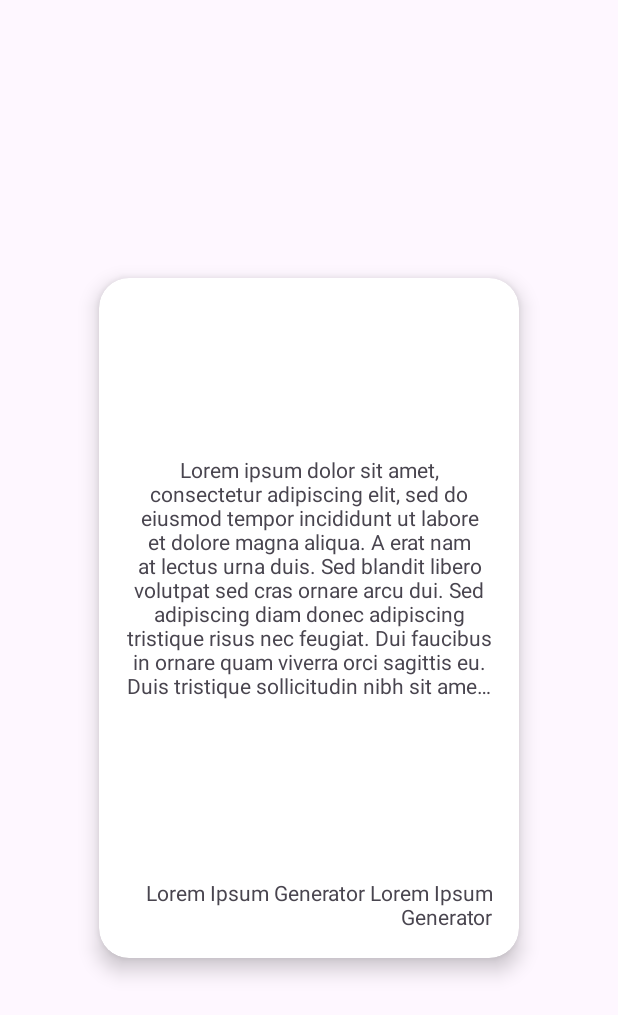
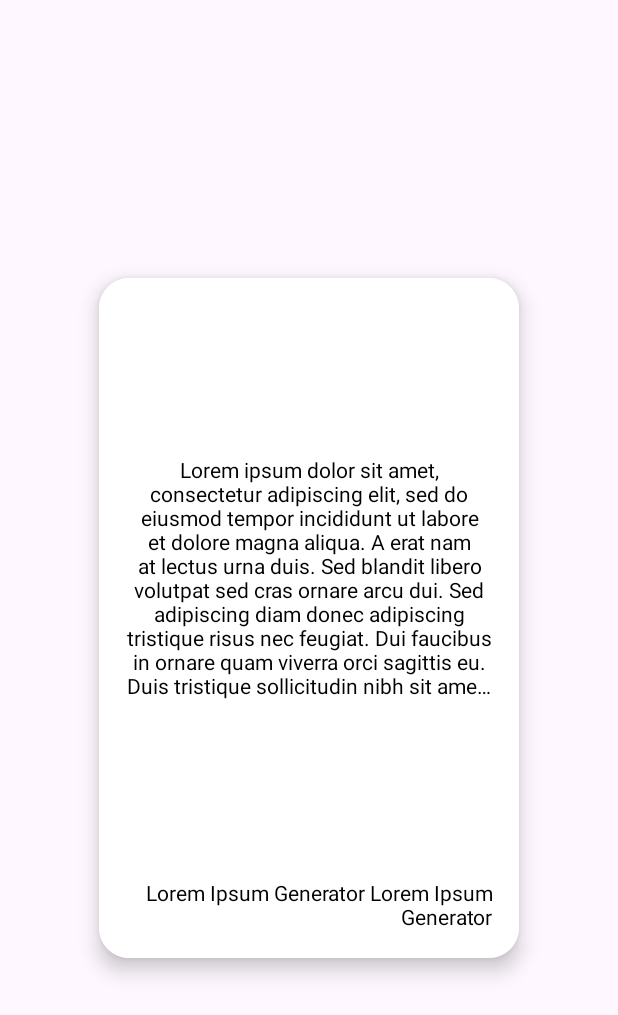
Before and after one commit to HYUNJUNEPARK/GoodIdeaCard, an Android app: the layout adapter_card_item.xml on its own in the app's theme, with its tools: preview values and no code run, on a phone screen of 412 x 824 dp. Shown: the top 1015 px of the screen. Run offline under Robolectric (Android 15) with nearby library versions, the light colour scheme and no system bars.

Commit message:
Design:MainFragment:goodidea 버튼 디자인 수정

```diff
--- a/app/src/main/res/layout/adapter_card_item.xml
+++ b/app/src/main/res/layout/adapter_card_item.xml
@@ -6,9 +6,8 @@
     android:layout_height="match_parent">
 
     <androidx.cardview.widget.CardView
-        android:layout_width="280dp"
-        android:layout_height="453dp"
-        android:background="@color/app_theme"
+        android:layout_width="@dimen/card_view_width_280dp"
+        android:layout_height="@dimen/card_view_height_453dp"
         app:cardCornerRadius="20dp"
         app:cardElevation="8dp"
         app:layout_constraintBottom_toBottomOf="parent"
@@ -19,16 +18,18 @@
         <androidx.constraintlayout.widget.ConstraintLayout
             android:layout_width="match_parent"
             android:layout_height="match_parent"
+            android:background="@color/white_ffffffff"
             android:padding="18dp">
 
             <TextView
                 android:id="@+id/card_view_content"
                 android:layout_width="0dp"
                 android:layout_height="0dp"
+                android:layout_marginBottom="18dp"
                 android:ellipsize="end"
+                android:gravity="center"
                 android:maxLines="10"
-                android:gravity="center"
-                android:layout_marginBottom="18dp"
+                android:textColor="@color/black_ff000000"
                 app:layout_constraintBottom_toTopOf="@id/card_view_whose"
                 app:layout_constraintEnd_toEndOf="parent"
                 app:layout_constraintStart_toStartOf="parent"
@@ -42,6 +43,7 @@
                 android:ellipsize="end"
                 android:gravity="end"
                 android:maxLines="2"
+                android:textColor="@color/black_ff000000"
                 app:layout_constraintBottom_toBottomOf="parent"
                 app:layout_constraintEnd_toEndOf="parent"
                 app:layout_constraintStart_toStartOf="parent"
--- a/app/src/main/res/values-night/colors.xml
+++ b/app/src/main/res/values-night/colors.xml
@@ -1,5 +1,6 @@
 <?xml version="1.0" encoding="utf-8"?>
 <resources>
     <color name="day_night_gray_d1d1d1_gray_424141">@color/gray_424141</color>
+    <color name="day_night_white_ffffffff_black_ff000000">@color/black_ff000000</color> <!--background-->
     <color name="day_night_black_ff000000_white_ffffffff">@color/white_ffffffff</color>
 </resources>
--- a/app/src/main/res/values-night/themes.xml
+++ b/app/src/main/res/values-night/themes.xml
@@ -5,7 +5,7 @@
         <!-- <item name="colorPrimary">@color/my_dark_primary</item> -->
 
         <!-- Status bar color. -->
-        <item name="android:statusBarColor">@color/app_theme</item>
+        <item name="android:statusBarColor">@color/black_ff000000</item>
         <!-- Customize your theme here. -->
         <item name="android:windowLightStatusBar">false</item>
     </style>
--- a/app/src/main/res/values/colors.xml
+++ b/app/src/main/res/values/colors.xml
@@ -1,13 +1,15 @@
 <?xml version="1.0" encoding="utf-8"?>
 <resources>
-    <color name="app_theme">#A1B4FF</color>
+    <color name="app_theme">#764DBB</color>
 
     <color name="black_ff000000">#FF000000</color>
     <color name="white_ffffffff">#FFFFFFFF</color>
     <color name="gray_d1d1d1">#D1D1D1</color>
     <color name="gray_424141">#424141</color>
+    <color name="purple_a1b4ff">#A1B4FF</color>
 
     <!--day/night mode-->
     <color name="day_night_gray_d1d1d1_gray_424141">@color/gray_d1d1d1</color> <!--division line-->
+    <color name="day_night_white_ffffffff_black_ff000000">@color/white_ffffffff</color> <!--background-->
     <color name="day_night_black_ff000000_white_ffffffff">@color/black_ff000000</color>
 </resources>
--- /dev/null
+++ b/app/src/main/res/values/dimens.xml
@@ -0,0 +1,5 @@
+<?xml version="1.0" encoding="utf-8"?>
+<resources>
+    <dimen name="card_view_width_280dp">280dp</dimen>
+    <dimen name="card_view_height_453dp">453dp</dimen>
+</resources>
--- a/app/src/main/res/values/themes.xml
+++ b/app/src/main/res/values/themes.xml
@@ -5,7 +5,7 @@
         <!-- <item name="colorPrimary">@color/my_light_primary</item> -->
 
         <!-- Status bar color. -->
-        <item name="android:statusBarColor">@color/app_theme</item>
+        <item name="android:statusBarColor">@color/white_ffffffff</item>
         <!-- Customize your theme here. -->
         <item name="android:windowLightStatusBar">true</item>
     </style>
```
Also changed, not shown: app/src/main/res/drawable/bg_oval_white.xml (added, +9 -0 lines), app/src/main/res/layout/fragment_good_idea.xml (+54 -21 lines), app/src/main/res/drawable/icon_card_128px.png (added), app/src/main/res/drawable/icon_one_card_512px.png (added), 1 other file.
